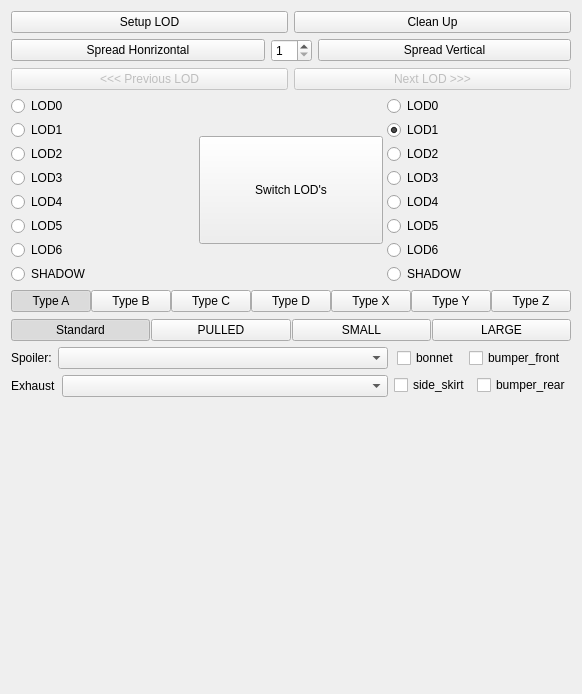
Qt form Maya_Tools/Developer/Main/MODULE/LODTools/UI/LODTools.ui (code-google-com/mayatools) before a commit.
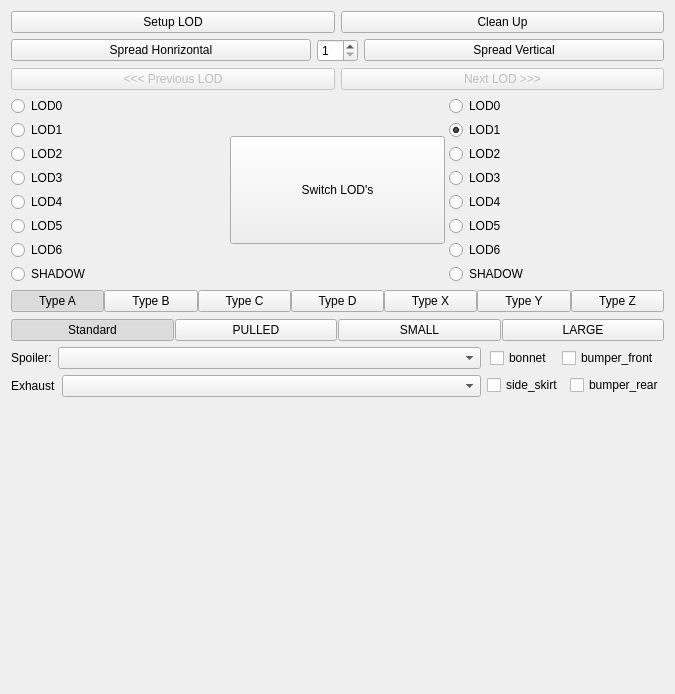
The same form after that commit.

The edit to the form file:
```diff
--- a/Maya_Tools/Developer/Main/MODULE/LODTools/UI/LODTools.ui
+++ b/Maya_Tools/Developer/Main/MODULE/LODTools/UI/LODTools.ui
@@ -6,7 +6,7 @@
    <rect>
     <x>0</x>
     <y>0</y>
-    <width>582</width>
+    <width>675</width>
     <height>694</height>
    </rect>
   </property>
```
Left out of the diff: 2 changed lines with no effect on the pictures.
